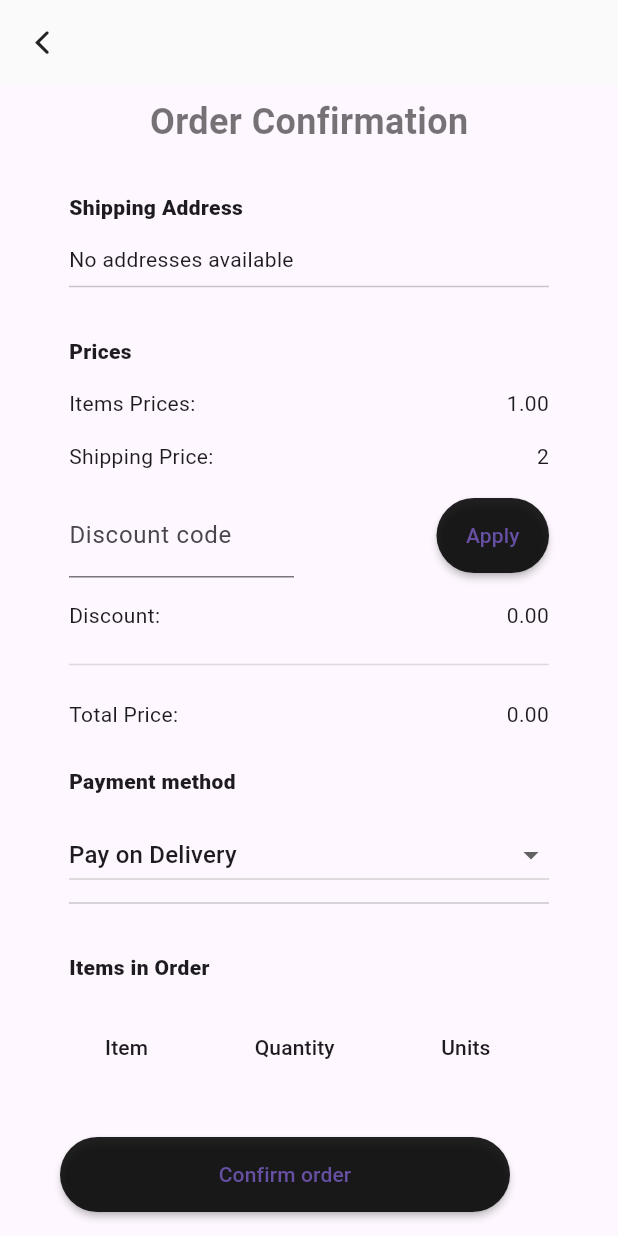
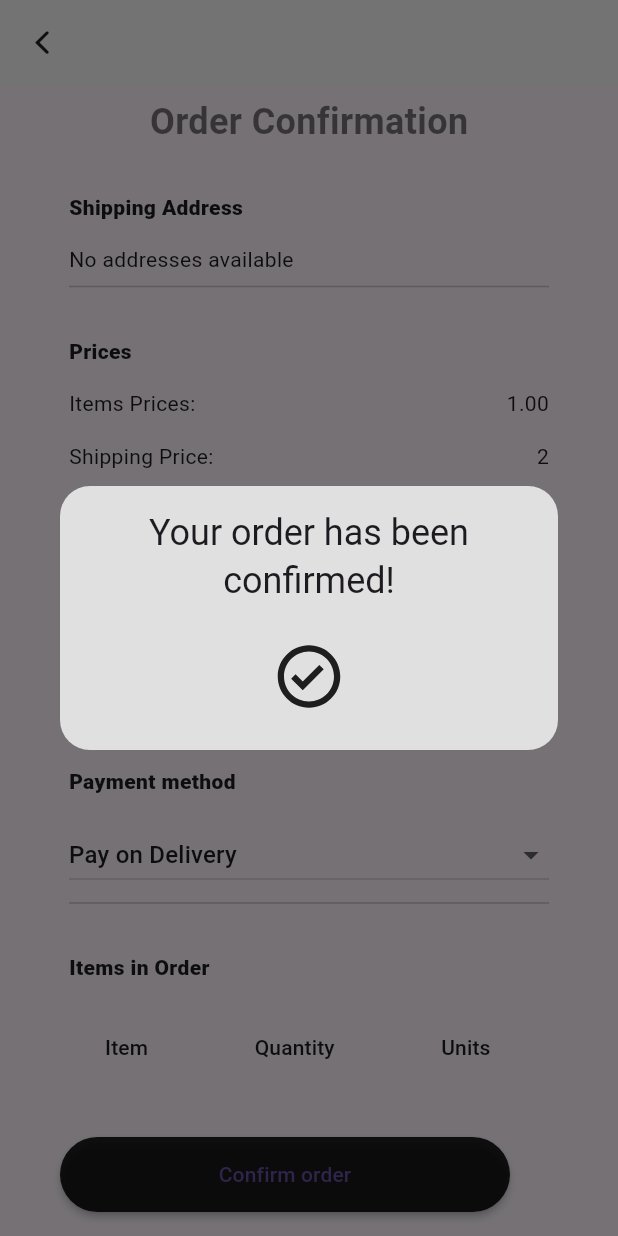
Before and after one commit to abdulrasol/store, a Flutter app: the Order screen opened directly, after a tap on "Confirm order", on a phone screen of 412 x 824 dp. Run offline on Flutter 3.47's test engine with Material 3 defaults, Android fonts, the phone set to English and light mode, and no system bars; drawn by our look-alikes of rounded_loading_button; our stand-ins replace carousel_slider, cloud_firestore, custom_rating_bar, file_picker, firebase_auth, firebase_core and 5 more; missing offline and left inert: current_location, open_street_map_search_and_pick, rating; accounts and stored records are empty.

Commit message:
order page done

```diff
--- a/lib/database/services/controller.dart
+++ b/lib/database/services/controller.dart
@@ -16,14 +16,18 @@ class Controller extends GetxController {
   RxList<CategoryModel> categories = <CategoryModel>[].obs;
   RxList<CartItemModel> cart = <CartItemModel>[].obs;
   RxList<SlideModel> sliders = <SlideModel>[].obs;
-  RxDouble totalPrice = 1.0.obs;
-  RxDouble discount = 0.0.obs;
-  RxDouble shoppingPrice = 2.0.obs;
+
   RxDouble productRating = 0.0.obs;
   Rx<User?> user = Rx<User?>(null);
   Rx<UserModel> userData = Rx<UserModel>(UserModel(profileImage: ''));
   Rx<UserAdressModel> userAdressModel = Rx<UserAdressModel>(UserAdressModel(
       id: '', title: '', description: '', latitude: 1, longitude: 1));
+
+// Prices
+  RxDouble totalPrice = 1.0.obs;
+  RxDouble itemsPrices = 1.0.obs;
+  RxDouble discount = 0.0.obs;
+  RxDouble shoppingPrice = 2.0.obs;
 
   Future<void> updateUserData() async {
     await FirebaseFirestore.instance
--- a/lib/database/services/items.dart
+++ b/lib/database/services/items.dart
@@ -124,7 +124,7 @@ Future<String?> deleteCartItem(String id) async {
 
 // add total price in card
 
-Future calculateTotalPrice() async {
+Future calculateItemsPrice() async {
   controller.totalPrice.value = 0;
   controller.discount.value = 0;
   var cart = await FirebaseFirestore.instance
@@ -132,8 +132,9 @@ Future calculateTotalPrice() async {
       .doc(FirebaseAuth.instance.currentUser!.uid)
       .collection('cart')
       .get();
+  controller.itemsPrices.value = 0;
   for (var element in cart.docs) {
-    controller.totalPrice.value += element['price'] * element['quantity'];
+    controller.itemsPrices.value += element['price'] * element['quantity'];
   }
 }
 
@@ -195,22 +196,30 @@ Future getDiscountCode(String code) async {
 }
 
 // compelte order
-Future compelteOrder(OrderModel order) async {
+Future<bool> compelteOrder(OrderModel order) async {
+  try {
     await FirebaseFirestore.instance
         .collection('users')
         .doc(FirebaseAuth.instance.currentUser!.uid)
         .collection('orders')
         .add(order.toMap());
+    controller.totalPrice.value = 0;
+    controller.discount.value = 0;
     await FirebaseFirestore.instance
         .collection('users')
         .doc(FirebaseAuth.instance.currentUser!.uid)
         .collection('cart')
         .get()
-      .then(
-        (value) => value.docs.map(
-          (e) => e.reference.delete(),
-        ),
-      );
+        .then((snapshot) {
+      for (DocumentSnapshot ds in snapshot.docs) {
+        ds.reference.delete();
+      }
       controller.totalPrice.value = 0;
       controller.discount.value = 0;
+    });
+
+    return true;
+  } on Exception {
+    return false;
   }
+}
--- a/lib/ui/pages/order.dart
+++ b/lib/ui/pages/order.dart
@@ -28,8 +28,6 @@ class _OrderState extends State<Order> {
   final flaotBtnController = RoundedLoadingButtonController();
   final high = const SizedBox(height: 15);
   late UserAdressModel shoppingAdress;
-  late double totalPrice;
-  // late List totalPrice;
 
   final dataCell = DataCell(
     Shimmer.fromColors(
@@ -47,8 +45,8 @@ class _OrderState extends State<Order> {
 
   @override
   Widget build(BuildContext context) {
-    totalPrice = controller.totalPrice.value;
-
+    controller.totalPrice.value =
+        controller.itemsPrices.value + controller.shoppingPrice.value;
     return Scaffold(
       appBar: genericAppBar(
         context: context,
@@ -78,27 +76,11 @@ class _OrderState extends State<Order> {
           ),
         ),
       ),
-      /*  floatingActionButton: FloatingActionButton.extended(
-        onPressed: () async {
-          if (controller.user.value != null) {
-
-          } else {
-            Get.to(() => const AuthPage());
-          }
-        },
-        label: const Text('Confirm order'),
-        backgroundColor: Colors.black87,
-        focusColor: Colors.black54,
-        hoverColor: Colors.black54,
-      ),
-      floatingActionButtonLocation: FloatingActionButtonLocation.centerFloat,
-
-    */
       floatingActionButton: RoundedLoadingButton(
         controller: flaotBtnController,
         onPressed: () async {
           if (controller.user.value != null) {
-            await compelteOrder(
+            bool order = await compelteOrder(
               OrderModel(
                 id: 'id',
                 items:
@@ -110,6 +92,21 @@ class _OrderState extends State<Order> {
                 address: controller.userAdressModel.value.toMap(),
               ),
             );
+
+            if (order) {
+              Get.defaultDialog(
+                backgroundColor: Colors.grey.shade300,
+                title: 'Your order has been confirmed!',
+                titlePadding: const EdgeInsets.all(15),
+                //confirm: Icon(FontAwesome.truck),
+                content: const Icon(
+                  BoxIcons.bx_check_circle,
+                  size: 50,
+                ),
+              );
+              await Future.delayed(const Duration(seconds: 2));
+              Get.back();
+            }
           } else {
             Get.to(() => const AuthPage());
           }
@@ -225,7 +222,7 @@ class _OrderState extends State<Order> {
                 children: [
                   const Text('Items Prices: '),
                   const Expanded(child: SizedBox()),
-                  Text(controller.totalPrice.toStringAsFixed(2)),
+                  Text(controller.itemsPrices.toStringAsFixed(2)),
                 ],
               ),
               high,
@@ -290,6 +287,8 @@ class _OrderState extends State<Order> {
                         if (code['use count'] <= code['limit']) {
                           btnController.success();
                           controller.discount.value = code['discount'];
+                          controller.totalPrice.value -=
+                              controller.discount.value;
                         }
                       }
                       //btnController.success();
```
Also changed, not shown: lib/ui/pages/cart.dart (+22 -6 lines). Lines whose indentation alone changed are shown as unchanged.
